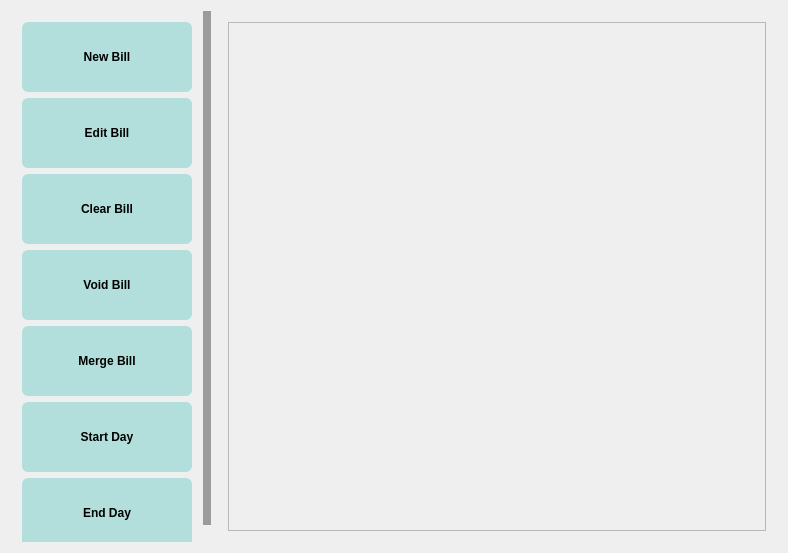
Old version of the form cashierapp.ui in the repository zadockmaloba/ProcurementSys.
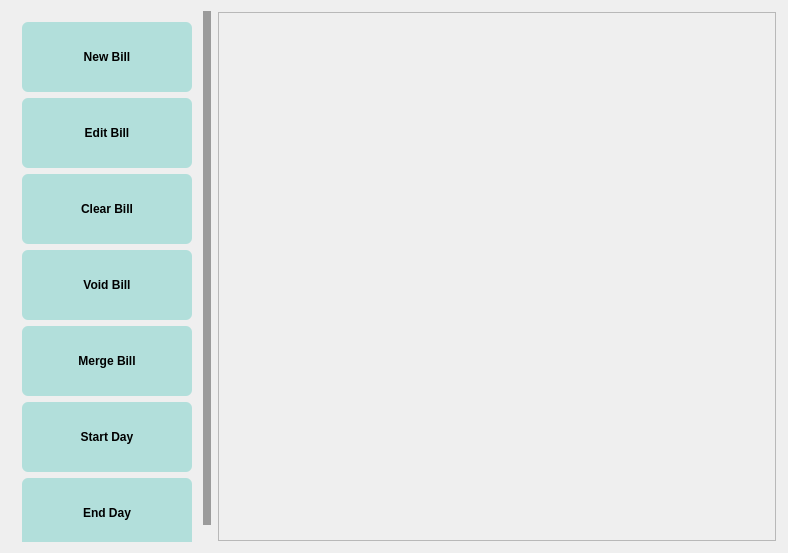
New version of the form. Icons and pictures are not drawn.

Commit message: Started working on the Cashier Tab UI

Patch:
```diff
--- a/cashierapp.ui
+++ b/cashierapp.ui
@@ -1046,6 +1046,18 @@
 </string>
      </property>
      <layout class="QVBoxLayout" name="verticalLayout_2">
+      <property name="leftMargin">
+       <number>1</number>
+      </property>
+      <property name="topMargin">
+       <number>1</number>
+      </property>
+      <property name="rightMargin">
+       <number>1</number>
+      </property>
+      <property name="bottomMargin">
+       <number>1</number>
+      </property>
       <item>
        <widget class="QScrollArea" name="directCompos">
         <property name="styleSheet">
@@ -1456,8 +1468,8 @@
           <rect>
            <x>0</x>
            <y>0</y>
-           <width>544</width>
-           <height>515</height>
+           <width>560</width>
+           <height>531</height>
           </rect>
          </property>
         </widget>
```
The commit also changes 3 other files.
